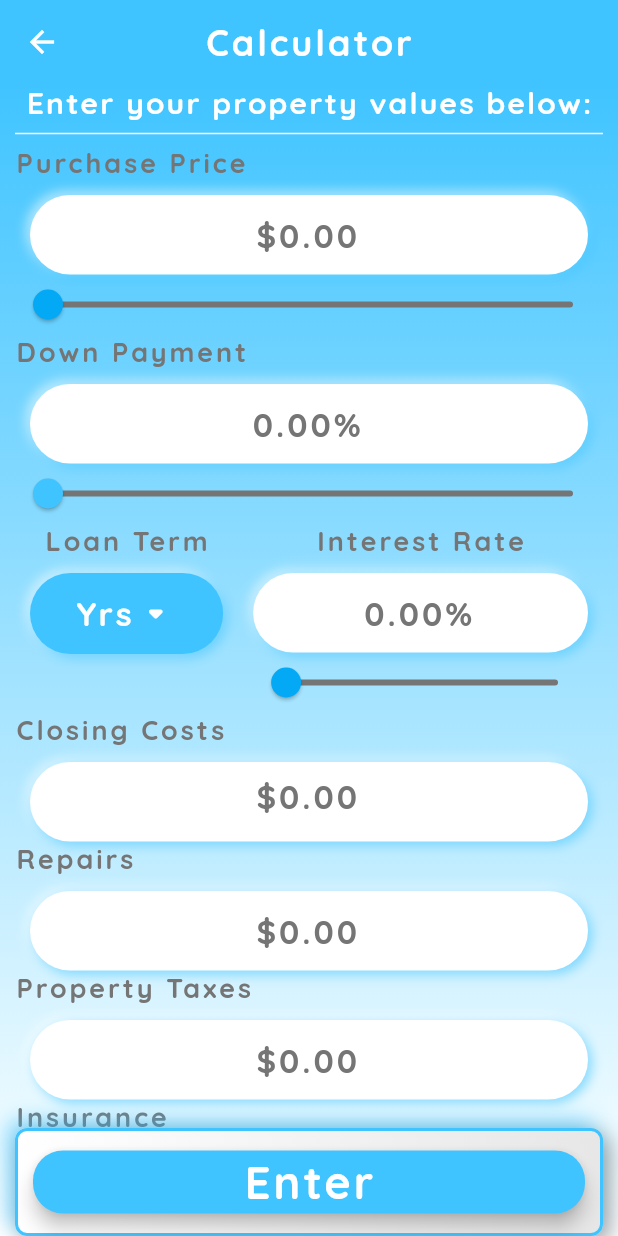
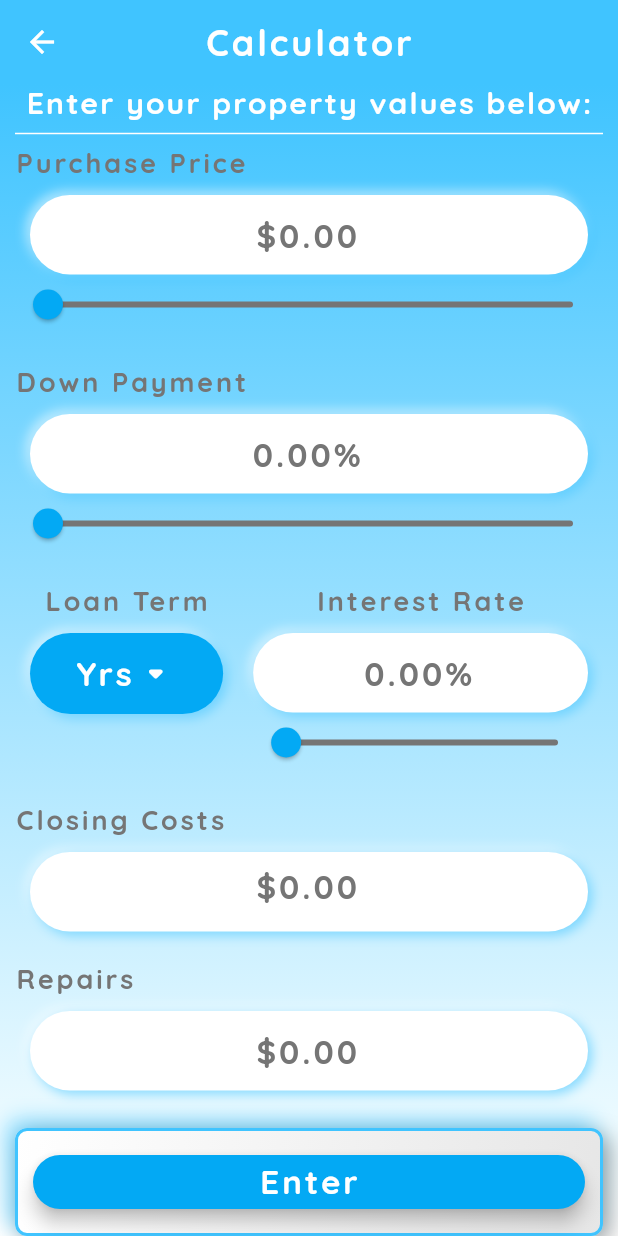
Before and after one commit to calebrider/rental-property-calculator, a Flutter app: the CalculatorPage screen opened directly, on a phone screen of 412 x 824 dp. Run offline on Flutter 3.47's test engine with Material 2 defaults, Android fonts, the phone set to English and light mode, and no system bars; drawn by our look-alikes of flutter_neumorphic; our stand-ins replace flutter_masked_text; project files that could hold a hidden picture were left out.

Commit message:
Added animations and styling to calculator page

```diff
--- a/lib/main.dart
+++ b/lib/main.dart
@@ -6,8 +6,8 @@ import 'package:real_estate_app/shared/reveal_animation.dart';
 //
  void main() => runApp(MaterialApp(
    debugShowCheckedModeBanner: false,
-   //home: new LoginPage(),
-   home: new AnimatePage(),
+   home: new LoginPage(),
+   //home: new AnimatePage(),
  ));
 
 // import 'dart:math';
--- a/lib/pages/calculator_page.dart
+++ b/lib/pages/calculator_page.dart
@@ -19,7 +19,32 @@ class CalculatorPage extends StatefulWidget {
   _HomeState createState() => _HomeState();
 }
 
-class _HomeState extends State<CalculatorPage> {
+class _HomeState extends State<CalculatorPage> with SingleTickerProviderStateMixin{
+  AnimationController _animationController;
+  Animation _colorAnimation;
+  Animation _heightAnimation;
+
+  @override
+  void initState() {
+    super.initState();
+
+    _animationController = AnimationController(
+        duration: Duration(seconds: 1),
+        vsync: this
+    );
+
+    _colorAnimation = ColorTween(begin: Colors.grey[400], end: Colors.lightBlueAccent).animate(new CurvedAnimation(parent: _animationController, curve: Curves.fastOutSlowIn));
+    _heightAnimation = Tween<double>(begin: 10, end: 200).animate(new CurvedAnimation(parent: _animationController, curve: Curves.elasticOut));
+
+    _animationController.forward();
+
+    _animationController.addListener(() {
+      print(_animationController.value);
+      print(_colorAnimation.value);
+      print(_heightAnimation.value);
+    });
+  }
+
 
   var lightBlueBackground = const Color(0xFFf5fdff);
   bool hiddenMetrics = true;
@@ -86,6 +111,8 @@ class _HomeState extends State<CalculatorPage> {
 
   var _cashFlow = 0.0;
   var _cashOnCashReturn = 0.0;
+
+
 
   @override
   Widget build(BuildContext context) {
@@ -184,6 +211,7 @@ class _HomeState extends State<CalculatorPage> {
                           },
 
                         ),
+                        Padding(padding: EdgeInsets.all(10.0)),
                         Container(
                           alignment: Alignment.bottomLeft,
                           child: Text('Down Payment',
@@ -209,7 +237,7 @@ class _HomeState extends State<CalculatorPage> {
                           min: 0,
                           max: 100,
                           divisions: 100,
-                          activeColor: Colors.lightBlueAccent,
+                          activeColor: Colors.lightBlue,
                           inactiveColor: Colors.grey[600],
                           //label: downPaymentSliderValue.round().toString(),
 
@@ -222,6 +250,7 @@ class _HomeState extends State<CalculatorPage> {
                             });
                           },
                         ),
+                        Padding(padding: EdgeInsets.all(10.0)),
                         Row(
                           crossAxisAlignment: CrossAxisAlignment.start,
                           mainAxisAlignment: MainAxisAlignment.spaceBetween,
@@ -239,7 +268,7 @@ class _HomeState extends State<CalculatorPage> {
                                       padding: const EdgeInsets.fromLTRB(30.0, 3, 30.0, 3),
                                       child: DropdownButtonHideUnderline(
                                         child: DropdownButton(
-                                            dropdownColor: Colors.lightBlueAccent,
+                                            dropdownColor: Colors.lightBlue,
                                             elevation: 5,
                                             hint: Text(
                                               'Yrs',
@@ -334,7 +363,7 @@ class _HomeState extends State<CalculatorPage> {
                             ),
                           ],
                         ),
-
+                        Padding(padding: EdgeInsets.all(10.0)),
                         Container(
                           alignment: Alignment.bottomLeft,
                           child: Text('Closing Costs',
@@ -354,6 +383,8 @@ class _HomeState extends State<CalculatorPage> {
                               decoration: textInputDecoration
                           ),
                         ),
+                        Padding(padding: EdgeInsets.all(10.0)),
+
                         Container(
                           alignment: Alignment.bottomLeft,
                           child: Text('Repairs',
@@ -374,6 +405,8 @@ class _HomeState extends State<CalculatorPage> {
                               decoration: textInputDecoration
                           ),
                         ),
+                        Padding(padding: EdgeInsets.all(10.0)),
+
                         Container(
                           alignment: Alignment.bottomLeft,
                           child: Text('Property Taxes',
@@ -394,6 +427,8 @@ class _HomeState extends State<CalculatorPage> {
                               decoration: textInputDecoration
                           ),
                         ),
+                        Padding(padding: EdgeInsets.all(10.0)),
+
                         Container(
                           alignment: Alignment.bottomLeft,
                           child: Text('Insurance',
@@ -414,6 +449,8 @@ class _HomeState extends State<CalculatorPage> {
                               decoration: textInputDecoration
                           ),
                         ),
+                        Padding(padding: EdgeInsets.all(10.0)),
+
                         Container(
                           alignment: Alignment.bottomLeft,
                           child: Text('Capital Expenditure',
@@ -434,6 +471,8 @@ class _HomeState extends State<CalculatorPage> {
                               decoration: textInputDecoration
                           ),
                         ),
+                        Padding(padding: EdgeInsets.all(10.0)),
+
                         Container(
                           alignment: Alignment.bottomLeft,
                           child: Text('Vacancy',
@@ -454,6 +493,7 @@ class _HomeState extends State<CalculatorPage> {
                               decoration: textInputDecoration
                           ),
                         ),
+                        Padding(padding: EdgeInsets.all(10.0)),
 
                         Container(
                           alignment: Alignment.bottomLeft,
@@ -474,6 +514,8 @@ class _HomeState extends State<CalculatorPage> {
                               decoration: textInputDecoration
                           ),
                         ),
+                        Padding(padding: EdgeInsets.all(10.0)),
+
                       ],
                     ),
                   ),
@@ -500,13 +542,13 @@ class _HomeState extends State<CalculatorPage> {
                                 style: ButtonStyle(
                                   padding: MaterialStateProperty.all(EdgeInsets.fromLTRB(40.0, 2.0, 40.0, 2.0)),
                                   shape: MaterialStateProperty.all(RoundedRectangleBorder(borderRadius: BorderRadius.circular(20.0))),
-                                  backgroundColor: MaterialStateProperty.all(Colors.lightBlueAccent),
+                                  backgroundColor: MaterialStateProperty.all(Colors.lightBlue),
                                   elevation: MaterialStateProperty.all(5.0),
                                 ),
                                 onPressed: () {
                                   setState(() {
                                     hiddenMetrics = false;
-                                    metricsHeight = 150;
+                                    metricsHeight = 160;
 
                                     _purchasePrice = double.parse(
                                         purchasePriceController.text.replaceAll(',', '')
@@ -637,7 +679,7 @@ class _HomeState extends State<CalculatorPage> {
                                     color: Colors.white,
                                     fontFamily: 'Quicksand',
                                     letterSpacing: 2.0,
-                                    fontSize: 30.0,
+                                    fontSize: 22.0,
 
                                   ),
                                 ),
@@ -649,13 +691,15 @@ class _HomeState extends State<CalculatorPage> {
                         AnimatedContainer(
                           height: metricsHeight,
                           // Define how long the animation should take.
-                          duration: Duration(seconds: 1),
+                          duration: Duration(milliseconds: 500),
                           // Provide an optional curve to make the animation feel smoother.
                           curve: Curves.fastOutSlowIn,
                           child: SingleChildScrollView(
-                            child: Column(
+                            child: Column(mainAxisSize: MainAxisSize.min,
                               children: [
-                                Row(mainAxisAlignment: MainAxisAlignment.spaceBetween,
+                                Flexible(
+                                  flex: 1,
+                                  child: Row(mainAxisAlignment: MainAxisAlignment.spaceBetween,
                                     children: [
                                       Text('Monthly Payment:',
                                         style: TextStyle(
@@ -676,7 +720,10 @@ class _HomeState extends State<CalculatorPage> {
                                       ),
                                     ],
                                   ),
-                                Row(mainAxisAlignment: MainAxisAlignment.spaceBetween,
+                                ),
+                                Flexible(
+                                  flex: 1,
+                                  child: Row(mainAxisAlignment: MainAxisAlignment.spaceBetween,
                                     children: [
                                       Text('Cash flow:',
                                         style: TextStyle(
@@ -697,7 +744,10 @@ class _HomeState extends State<CalculatorPage> {
                                       ),
                                     ],
                                   ),
-                                Row(mainAxisAlignment: MainAxisAlignment.spaceBetween,
+                                ),
+                                Flexible(
+                                  flex: 1,
+                                  child: Row(mainAxisAlignment: MainAxisAlignment.spaceBetween,
                                     children: [
                                       Text('Cash on cash return:',
                                         style: TextStyle(
@@ -719,6 +769,48 @@ class _HomeState extends State<CalculatorPage> {
 
                                     ],
                                   ),
+                                ),
+                              Flexible(
+                                flex: 1,
+                                child: Row(
+                                  children: [
+                                    Expanded(
+                                      child: ElevatedButton(
+                                      style: ButtonStyle(
+                                        padding: MaterialStateProperty.all(EdgeInsets.fromLTRB(40.0, 2.0, 40.0, 2.0)),
+                                        shape: MaterialStateProperty.all(RoundedRectangleBorder(borderRadius: BorderRadius.circular(20.0))),
+                                        backgroundColor: MaterialStateProperty.all(Colors.lightBlue),
+                                        elevation: MaterialStateProperty.all(5.0),
+                                      ),
+                                      onPressed: () {
+                                        setState(() {
+
+                                            });
+                                          },
+                                        child: Text('Save to List',
+                                        style: TextStyle(
+                                          color: Colors.white,
+                                          fontFamily: 'Quicksand',
+                                          letterSpacing: 2.0,
+                                          fontSize: 22.0,
+
+                                        ),
+                                      ),
+                                        ),
+                                    ),
+                                    IconButton(
+                                      icon: const Icon(Icons.keyboard_arrow_down_rounded),
+                                      color: Colors.lightBlue,
+                                      onPressed: () {
+                                        setState(() {
+                                          hiddenMetrics = true;
+                                          metricsHeight = 0;
+                                        });
+                                      },
+                                    ),
+                                  ],
+                                ),
+                              ),
 
                               ],
                             ),
--- a/lib/shared/constants.dart
+++ b/lib/shared/constants.dart
@@ -44,7 +44,7 @@ final neumorphicDropdownButtonStyle = NeumorphicStyle(
   boxShape: NeumorphicBoxShape.roundRect(BorderRadius.circular(100.0)),
   depth: 5,
   shadowDarkColor: Colors.lightBlueAccent,
-  color: Colors.lightBlueAccent,
+  color: Colors.lightBlue,
   intensity: 0.60,
 );
 
--- a/lib/shared/reveal_animation.dart
+++ b/lib/shared/reveal_animation.dart
@@ -1,3 +1,4 @@
+import 'package:flutter/animation.dart';
 import 'package:flutter/material.dart';
 
 double _containerHeight = 200;
@@ -10,36 +11,48 @@ class AnimatePage extends StatefulWidget {
 class _AnimatePageState extends State<AnimatePage> with SingleTickerProviderStateMixin{
   AnimationController _animationController;
   Animation _colorAnimation;
+  Animation _heightAnimation;
 
   @override
   void initState() {
     super.initState();
 
     _animationController = AnimationController(
-      duration: Duration(seconds: 3),
+      duration: Duration(seconds: 1),
       vsync: this
     );
 
-    _colorAnimation = ColorTween(begin: Colors.grey[400], end: Colors.red).animate(_animationController);
+    _colorAnimation = ColorTween(begin: Colors.grey[400], end: Colors.lightBlueAccent).animate(new CurvedAnimation(parent: _animationController, curve: Curves.fastOutSlowIn));
+    _heightAnimation = Tween<double>(begin: 10, end: 200).animate(new CurvedAnimation(parent: _animationController, curve: Curves.elasticOut));
 
     _animationController.forward();
 
     _animationController.addListener(() {
       print(_animationController.value);
       print(_colorAnimation.value);
+      print(_heightAnimation.value);
     });
   }
 
+
+
   @override
   Widget build(BuildContext context) {
-    return AnimatedBuilder(
+    return Container(
+      color: Colors.white,
+      child: Column(
+        children: [
+          AnimatedBuilder(
             animation: _colorAnimation,
             builder: (BuildContext context, _) {
               return Container(
-          height: _containerHeight,
+                height: _heightAnimation.value,
                 color: _colorAnimation.value,
               );
             }
+          ),
+        ],
+      ),
     );
   }
 }
```
Lines whose indentation alone changed are shown as unchanged.
